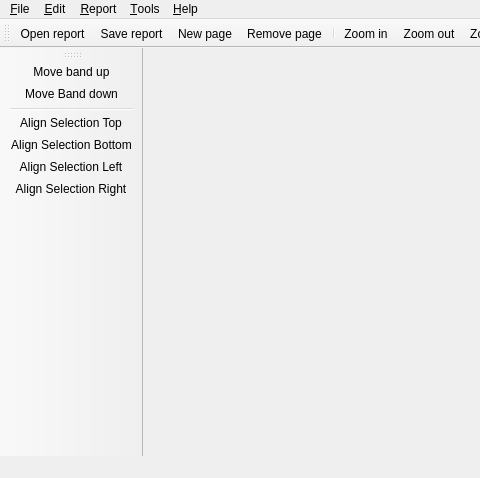
Old version of the form apps/designer/mainwindow.ui in the repository shujaatak/exaro; both pictures show x 0 to 480 and y 0 to 478 of the 896 by 478 pixel window.
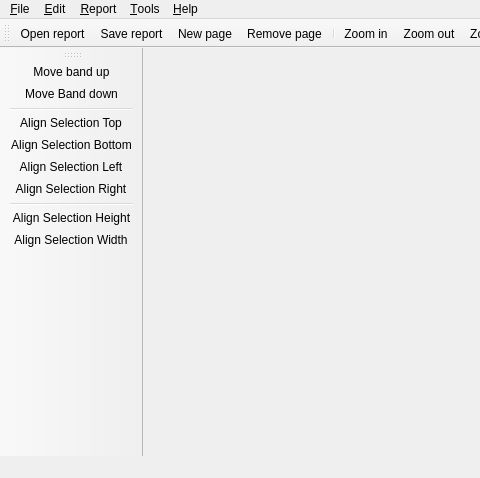
New version of the form. Icons and pictures are not drawn.

Commit message: implemented selection align width and height; fix picture;

The edit to the form file:
```diff
--- a/apps/designer/mainwindow.ui
+++ b/apps/designer/mainwindow.ui
@@ -194,6 +194,9 @@
    <addaction name="actionAlign_Selection_Bottom"/>
    <addaction name="actionAlign_Selection_Left"/>
    <addaction name="actionAlign_Selection_Right"/>
+   <addaction name="separator"/>
+   <addaction name="actionAlign_Selection_Height"/>
+   <addaction name="actionAlign_Selection_Width"/>
   </widget>
   <action name="actionRemove_page">
    <property name="icon">
@@ -596,6 +599,27 @@
     <string>Press for align selection to bottom side</string>
    </property>
   </action>
+  <action name="actionAlign_Selection_Height">
+   <property name="icon">
+    <iconset resource="report.qrc">
+     <normaloff>:/images/align_height.png</normaloff>:/images/align_height.png</iconset>
+   </property>
+   <property name="text">
+    <string>Align Selection Height</string>
+   </property>
+  </action>
+  <action name="actionAlign_Selection_Width">
+   <property name="icon">
+    <iconset resource="report.qrc">
+     <normaloff>:/images/align_weight.png</normaloff>:/images/align_weight.png</iconset>
+   </property>
+   <property name="text">
+    <string>Align Selection Width</string>
+   </property>
+   <property name="toolTip">
+    <string>Align Selection Width</string>
+   </property>
+  </action>
  </widget>
  <resources>
   <include location="report.qrc"/>
```
The commit also changes 21 other files.
